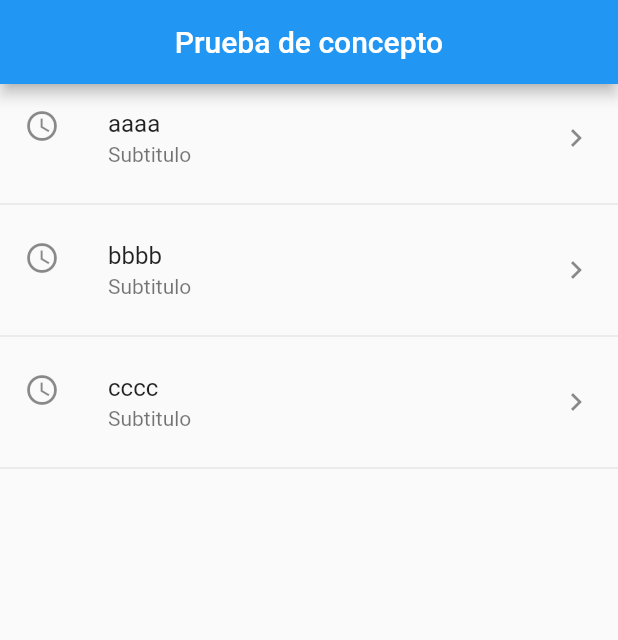
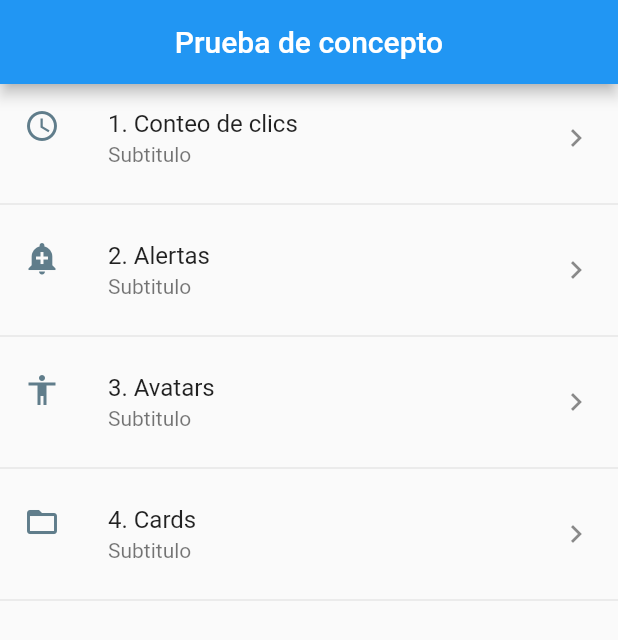
Before and after one commit to julianGonzalezV/poc_flutter, a Flutter app: the screen it shows after launch, on a phone screen of 412 x 824 dp. Shown: the top 640 px of the screen. Run offline on Flutter 3.47's test engine with Material 2 defaults, Android fonts, the phone set to English and light mode, and no system bars.

Commit message:
provider and icon util class

```diff
--- a/data/listado-menu.json
+++ b/data/listado-menu.json
@@ -4,22 +4,22 @@
         {
             "opcion": "whatch",
             "icon": "watch_counter",
-            "texto": "1 Conteo de clics"
+            "texto": "1. Conteo de clics"
         },
         {
             "opcion": "alert",
             "icon": "add_alert",
-            "texto": "2 Alertas"
+            "texto": "2. Alertas"
         },
         {
             "opcion": "avatar",
             "icon": "accessibility",
-            "texto": "3 Avatars"
+            "texto": "3. Avatars"
         },
         {
             "opcion": "card",
             "icon": "folder_open",
-            "texto": "3 Tarjetas(Flutter Cards)"
+            "texto": "4. Cards"
         }
     ]
 }
--- a/lib/src/pages/home_page.dart
+++ b/lib/src/pages/home_page.dart
@@ -1,9 +1,8 @@
 import 'package:flutter/material.dart';
 import 'package:poc_flutter/src/providers/menu_provider.dart';
+import 'package:poc_flutter/src/util/icon_str.dart';
 
 class HomePage extends StatelessWidget {
-  final listado = ['aaaa', 'bbbb', 'cccc'];
-
   TextStyle estiloTexto = new TextStyle(fontSize: 30);
   @override
   Widget build(BuildContext context) {
@@ -23,20 +22,26 @@ class HomePage extends StatelessWidget {
 // Dado que LisView en el arbol de herencia resulta ser un Widget entonces
 // el tipo de retorno pordría ser un "Widget", ya que el "body" del Scaffold
 // recibe todo lo herede de él, incluyendolo :)
-  ListView _lista() {
-    print(menuProvider.opciones);
-    return ListView(children: _listadoMenu());
+  Widget _lista() {
+    //menuProvider.cargarDatosMenu().then((listadoMenu) {
+    return FutureBuilder(
+      future: menuProvider.cargarDatosMenu(),
+      initialData: [],
+      builder: (BuildContext context, AsyncSnapshot<List<dynamic>> snapshot) {
+        return ListView(children: _listadoMenu(snapshot.data));
+      },
+    );
   }
 
-  List<Widget> _listadoMenu() {
+  List<Widget> _listadoMenu(List<dynamic> listado) {
     return listado
-        .map((e) => Column(
+        .map((item) => Column(
               children: <Widget>[
                 ListTile(
-                  title: Text(e),
+                  title: Text(item['texto']),
                   subtitle: Text('Subtitulo'),
-                  leading: Icon(
-                      Icons.access_time), //leading es un elemento al inicio
+                  leading:
+                      getIcon(item['icon']), //leading es un elemento al inicio
                   trailing: Icon(Icons.keyboard_arrow_right),
                   onTap: () => {},
                 ),
--- /dev/null
+++ b/lib/src/util/icon_str.dart
@@ -0,0 +1,15 @@
+import 'package:flutter/material.dart';
+
+final _icons = <String, IconData>{
+  'watch_counter': Icons.access_time,
+  'add_alert': Icons.add_alert,
+  'accessibility': Icons.accessibility,
+  'folder_open': Icons.folder_open
+};
+
+Icon getIcon(String name) {
+  return Icon(
+    _icons[name],
+    color: Colors.blueGrey,
+  );
+}
```
Also changed, not shown: lib/src/providers/menu_provider.dart (+12 -8 lines).
